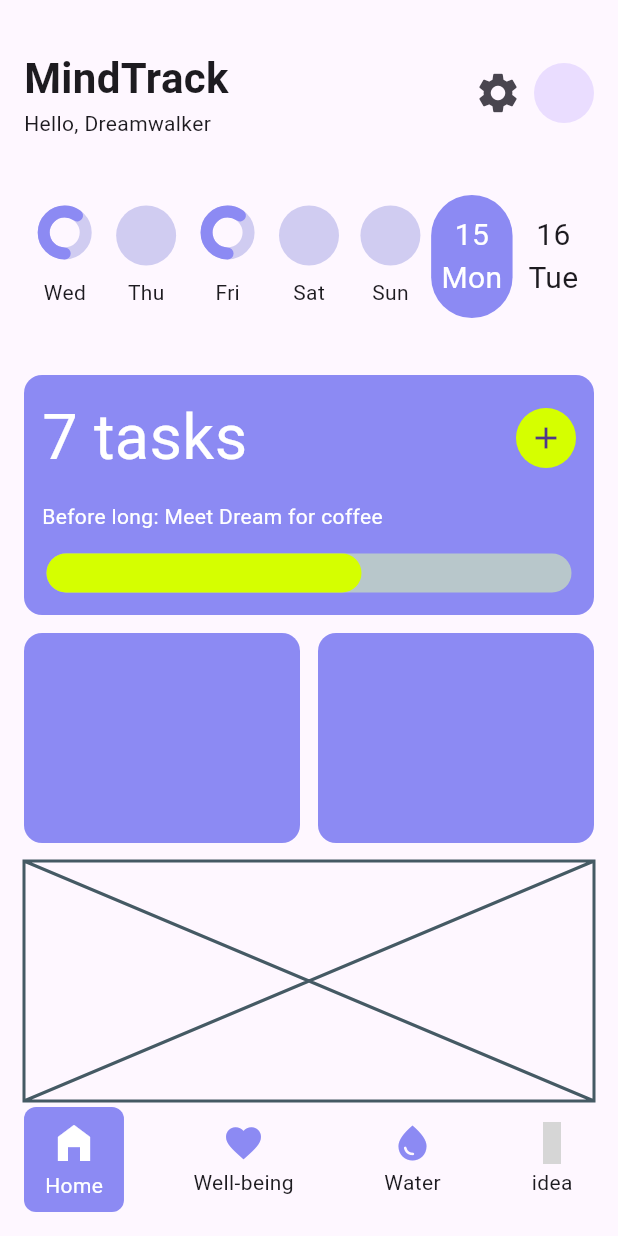
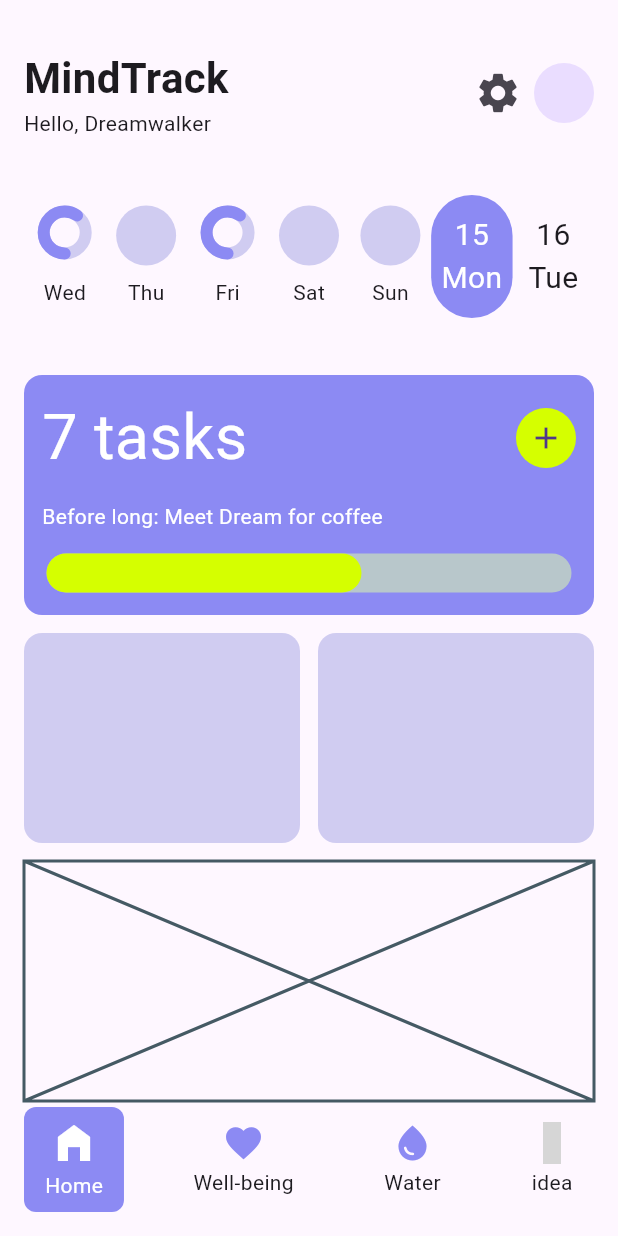
Before and after one commit to JAICHANGPARK/flutter_notebook_chapter_43, a Flutter app: the HabitJournalMainScreen screen opened directly, on a phone screen of 412 x 824 dp. Run offline on Flutter 3.47's test engine with Material 3 defaults, Android fonts, the phone set to English and light mode, and no system bars; drawn by our look-alikes of percent_indicator; our stand-ins replace gap, hugeicons; grey boxes are pictures that could not be loaded.

Commit message:
Update habit_journal_home_screen.dart

```diff
--- a/lib/ep2173_habit_journal_app/ui/home/habit_journal_home_screen.dart
+++ b/lib/ep2173_habit_journal_app/ui/home/habit_journal_home_screen.dart
@@ -298,7 +298,7 @@ class _HabitJournalHomeScreenState extends State<HabitJournalHomeScreen> {
                     Expanded(
                       child: Container(
                         decoration: BoxDecoration(
-                          color: HabitAppTheme.primary,
+                          color: Color.fromRGBO(208, 204, 241, 1),
                           borderRadius: BorderRadius.circular(12),
                         ),
                       )
@@ -306,7 +306,7 @@ class _HabitJournalHomeScreenState extends State<HabitJournalHomeScreen> {
                     Expanded(
                       child: Container(
                         decoration: BoxDecoration(
-                          color: HabitAppTheme.primary,
+                          color:  Color.fromRGBO(208, 204, 241, 1),
                           borderRadius: BorderRadius.circular(12),
                         ),
                       ),
```
